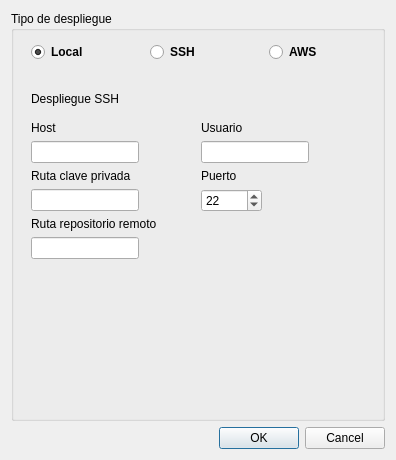
This is dialogs/ui/deploy_dialog.ui in lbdudc/qgispublisher as Qt 5 draws it before an edit. The edited form follows.
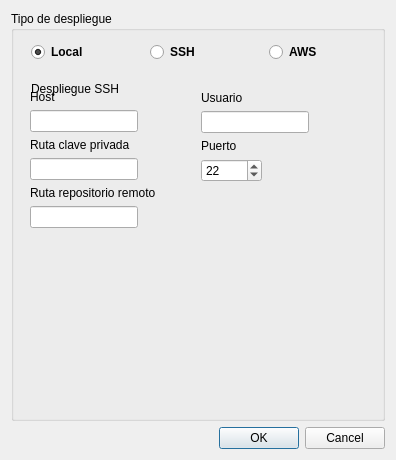
This is the edited form. The open tabs and pages were chosen to show the change.

```diff
--- a/dialogs/ui/deploy_dialog.ui
+++ b/dialogs/ui/deploy_dialog.ui
@@ -89,7 +89,7 @@
         <property name="geometry">
          <rect>
           <x>10</x>
-          <y>10</y>
+          <y>0</y>
           <width>111</width>
           <height>16</height>
          </rect>
@@ -101,8 +101,8 @@
        <widget class="QWidget" name="widget" native="true">
         <property name="geometry">
          <rect>
-          <x>10</x>
-          <y>40</y>
+          <x>9</x>
+          <y>9</y>
           <width>165</width>
           <height>174</height>
          </rect>
@@ -157,7 +157,7 @@
         <property name="geometry">
          <rect>
           <x>180</x>
-          <y>40</y>
+          <y>10</y>
           <width>161</width>
           <height>121</height>
          </rect>
```
Left out of the diff: 8 changed lines with no effect on the pictures.
